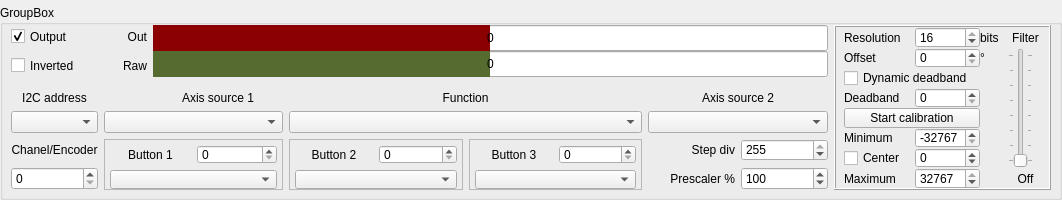
This is widgets/axes.ui in FreeJoy-Team/FreeJoyConfiguratorQt as Qt 5 draws it before an edit. The edited form follows.
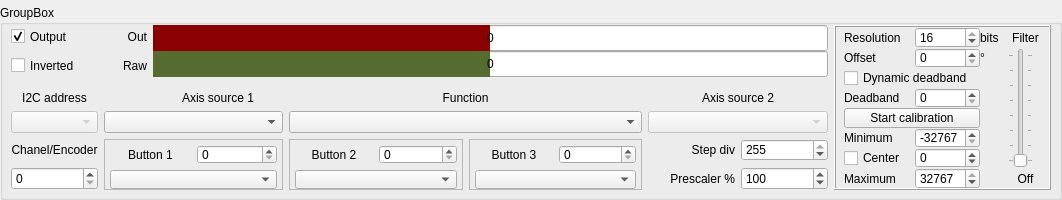
This is the edited form.

What changed in the file:
```diff
--- a/widgets/axes.ui
+++ b/widgets/axes.ui
@@ -73,7 +73,14 @@
        </widget>
       </item>
       <item row="3" column="0">
-       <widget class="QComboBox" name="comboBox_I2cAddress"/>
+       <widget class="QComboBox" name="comboBox_I2cAddress">
+        <property name="enabled">
+         <bool>false</bool>
+        </property>
+        <property name="styleSheet">
+         <string notr="true"/>
+        </property>
+       </widget>
       </item>
       <item row="2" column="0">
        <widget class="QLabel" name="text_i2cAddress">
@@ -125,7 +132,11 @@
        </widget>
       </item>
       <item row="3" column="5" colspan="2">
-       <widget class="QComboBox" name="comboBox_AxisSource2"/>
+       <widget class="QComboBox" name="comboBox_AxisSource2">
+        <property name="enabled">
+         <bool>false</bool>
+        </property>
+       </widget>
       </item>
       <item row="1" column="0">
        <widget class="QCheckBox" name="checkBox_Inverted">
```
Left out of the diff: 9 changed lines with no effect on the pictures.
